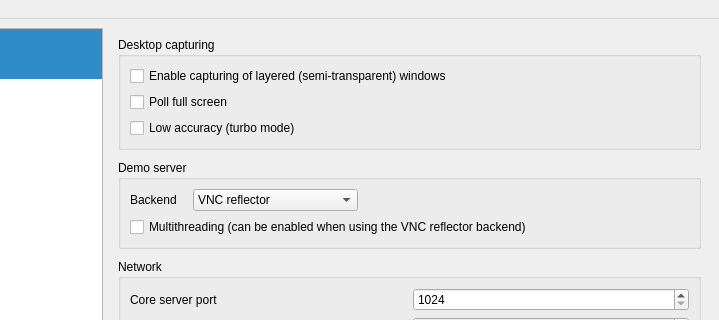
veyon/veyon, file imc/Forms/MainWindow.ui: the form before one commit; both pictures show x 106 to 825 and y 0 to 320 of the 825 by 565 pixel window.
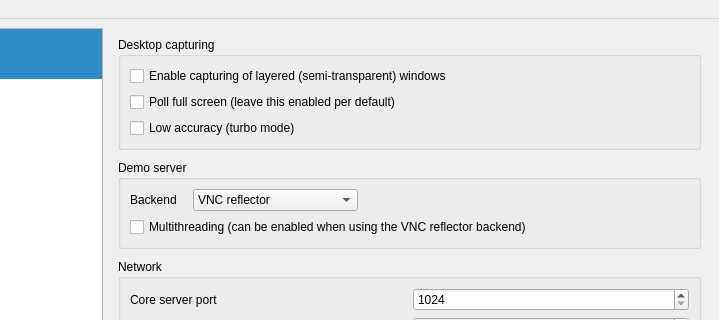
The form after the commit. The open tabs and pages were chosen to show the change. Icons and pictures are not drawn.

Commit message:
IMC: improved description for full screen poll checkbox
Indicate that this option should be left enabled.

```diff
--- a/imc/Forms/MainWindow.ui
+++ b/imc/Forms/MainWindow.ui
@@ -458,7 +458,7 @@
            <item row="1" column="0">
             <widget class="QCheckBox" name="vncPollFullScreen">
              <property name="text">
-              <string>Poll full screen</string>
+              <string>Poll full screen (leave this enabled per default)</string>
              </property>
             </widget>
            </item>
```
